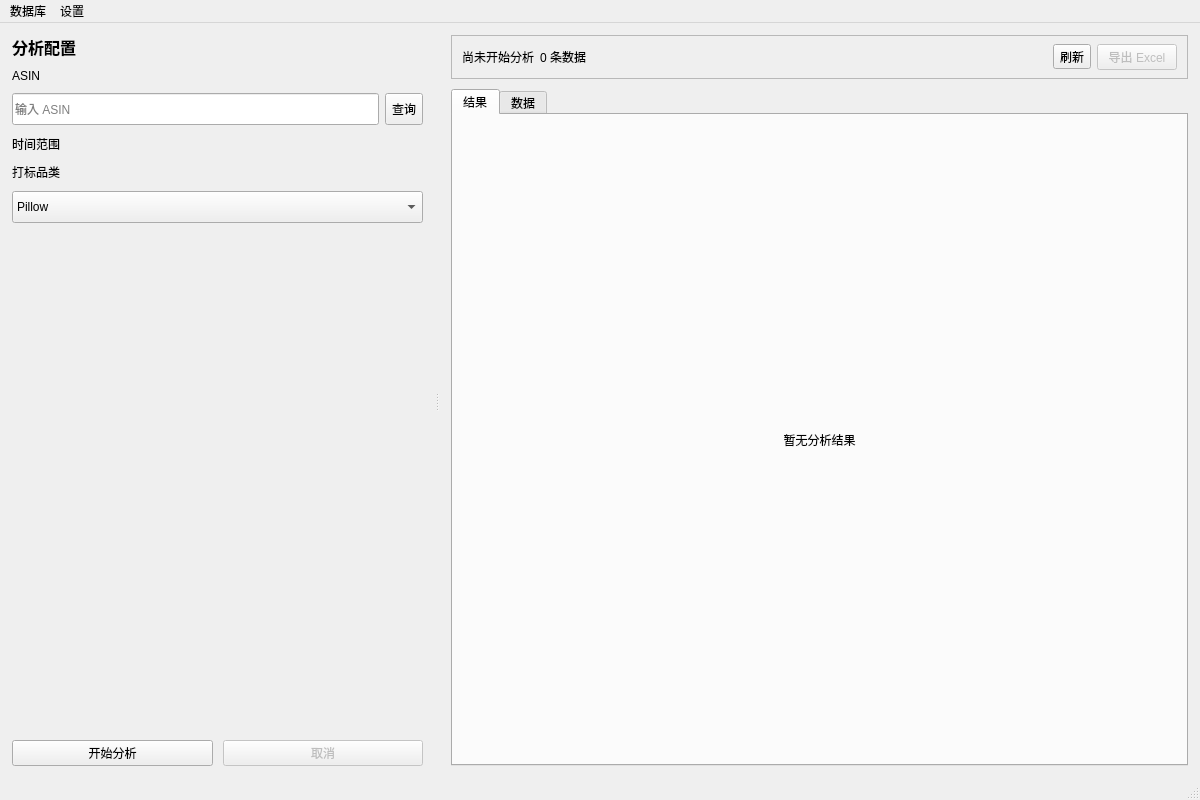
WanFengQC/Flow-Analysis, file ui/main_window.ui: the form before one commit.
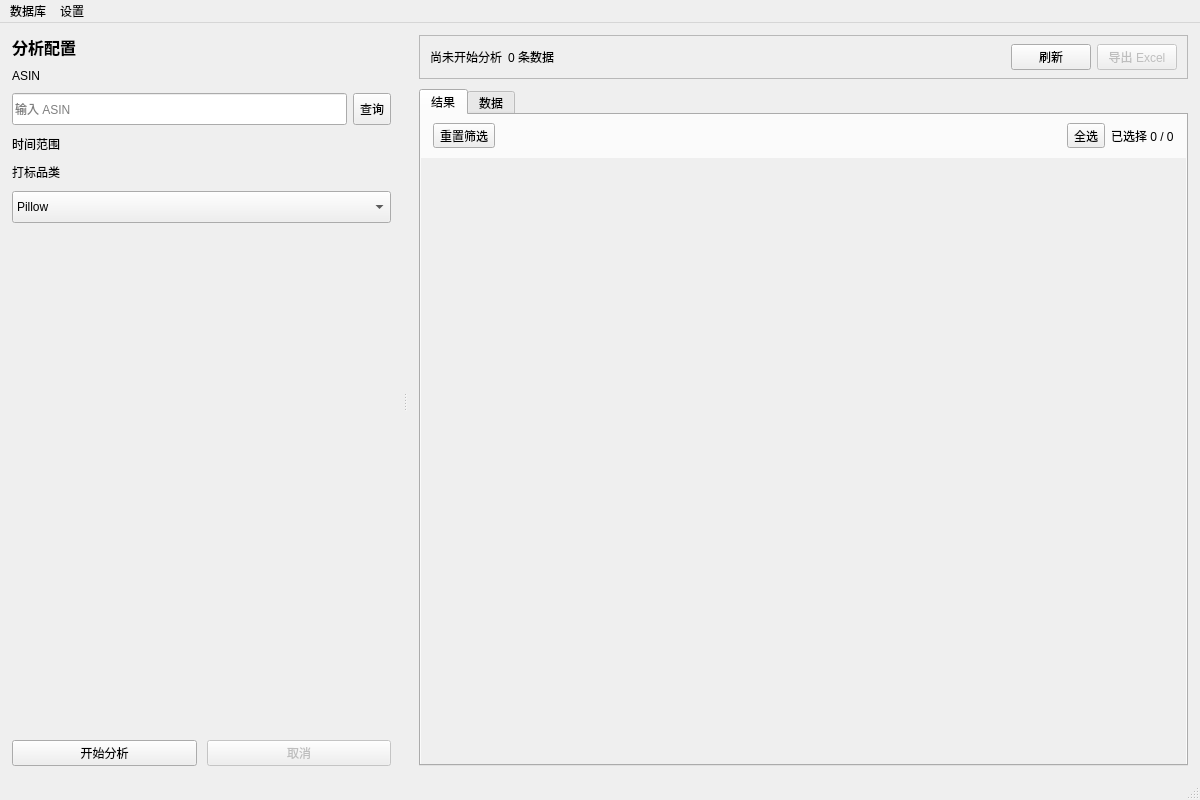
The form after the commit. The open tabs and pages were chosen to show the change.

Diff of the .ui file:
```diff
--- a/ui/main_window.ui
+++ b/ui/main_window.ui
@@ -299,7 +299,7 @@
             </spacer>
            </item>
            <item>
-            <widget class="QToolButton" name="refreshButton">
+            <widget class="QPushButton" name="refreshButton">
              <property name="text">
               <string>刷新</string>
              </property>
@@ -327,9 +327,28 @@
            <attribute name="title">
             <string>结果</string>
            </attribute>
-           <layout class="QVBoxLayout" name="overviewLayout">
+            <layout class="QVBoxLayout" name="resultTabLayout">
+             <property name="leftMargin">
+              <number>0</number>
+             </property>
+             <property name="topMargin">
+              <number>0</number>
+             </property>
+             <property name="rightMargin">
+              <number>0</number>
+             </property>
+             <property name="bottomMargin">
+              <number>0</number>
+             </property>
             <item>
-             <spacer name="overviewTopSpacer">
+              <widget class="QStackedWidget" name="relationResultStackedWidget">
+               <property name="currentIndex">
+                <number>0</number>
+               </property>
+               <widget class="QWidget" name="emptyPage">
+                <layout class="QVBoxLayout" name="emptyPageLayout">
+                 <item>
+                  <spacer name="emptyPageTopSpacer">
               <property name="orientation">
                <enum>Qt::Orientation::Vertical</enum>
               </property>
@@ -342,9 +361,15 @@
              </spacer>
             </item>
             <item>
-             <widget class="QLabel" name="resultPlaceholderLabel">
+                  <widget class="QLabel" name="relationEmptyTitleLabel">
+                   <property name="font">
+                    <font>
+                     <pointsize>12</pointsize>
+                     <bold>true</bold>
+                    </font>
+                   </property>
               <property name="text">
-               <string>暂无分析结果</string>
+                    <string>暂无关联 ASIN</string>
               </property>
               <property name="alignment">
                <set>Qt::AlignmentFlag::AlignCenter</set>
@@ -352,7 +377,17 @@
              </widget>
             </item>
             <item>
-             <spacer name="overviewBottomSpacer">
+                  <widget class="QLabel" name="relationEmptyHintLabel">
+                   <property name="text">
+                    <string>输入 ASIN 后点击查询</string>
+                   </property>
+                   <property name="alignment">
+                    <set>Qt::AlignmentFlag::AlignCenter</set>
+                   </property>
+                  </widget>
+                 </item>
+                 <item>
+                  <spacer name="emptyPageBottomSpacer">
               <property name="orientation">
                <enum>Qt::Orientation::Vertical</enum>
               </property>
@@ -363,6 +398,201 @@
                </size>
               </property>
              </spacer>
+                 </item>
+                </layout>
+               </widget>
+               <widget class="QWidget" name="loadingPage">
+                <layout class="QVBoxLayout" name="loadingPageLayout">
+                 <item>
+                  <spacer name="loadingPageTopSpacer">
+                   <property name="orientation">
+                    <enum>Qt::Orientation::Vertical</enum>
+                   </property>
+                   <property name="sizeHint" stdset="0">
+                    <size>
+                     <width>20</width>
+                     <height>40</height>
+                    </size>
+                   </property>
+                  </spacer>
+                 </item>
+                 <item>
+                  <widget class="QLabel" name="relationLoadingLabel">
+                   <property name="font">
+                    <font>
+                     <pointsize>12</pointsize>
+                     <bold>true</bold>
+                    </font>
+                   </property>
+                   <property name="text">
+                    <string>正在查询关联 ASIN...</string>
+                   </property>
+                   <property name="alignment">
+                    <set>Qt::AlignmentFlag::AlignCenter</set>
+                   </property>
+                  </widget>
+                 </item>
+                 <item>
+                  <spacer name="loadingPageBottomSpacer">
+                   <property name="orientation">
+                    <enum>Qt::Orientation::Vertical</enum>
+                   </property>
+                   <property name="sizeHint" stdset="0">
+                    <size>
+                     <width>20</width>
+                     <height>40</height>
+                    </size>
+                   </property>
+                  </spacer>
+                 </item>
+                </layout>
+               </widget>
+               <widget class="QWidget" name="resultPage">
+                <layout class="QVBoxLayout" name="resultPageLayout">
+                 <property name="leftMargin">
+                  <number>0</number>
+                 </property>
+                 <property name="topMargin">
+                  <number>0</number>
+                 </property>
+                 <property name="rightMargin">
+                  <number>0</number>
+                 </property>
+                 <property name="bottomMargin">
+                  <number>0</number>
+                 </property>
+                 <item>
+                  <widget class="QWidget" name="relationResultToolbar">
+                   <layout class="QHBoxLayout" name="relationResultToolbarLayout">
+                    <property name="leftMargin">
+                     <number>12</number>
+                    </property>
+                    <property name="topMargin">
+                     <number>8</number>
+                    </property>
+                    <property name="rightMargin">
+                     <number>12</number>
+                    </property>
+                    <property name="bottomMargin">
+                     <number>4</number>
+                    </property>
+                    <item>
+                     <widget class="QWidget" name="relationVariationFilterArea">
+                      <layout class="QHBoxLayout" name="relationVariationFilterAreaLayout">
+                       <property name="leftMargin">
+                        <number>0</number>
+                       </property>
+                       <property name="topMargin">
+                        <number>0</number>
+                       </property>
+                       <property name="rightMargin">
+                        <number>0</number>
+                       </property>
+                       <property name="bottomMargin">
+                        <number>0</number>
+                       </property>
+                       <item>
+                        <layout class="QHBoxLayout" name="relationVariationFiltersLayout">
+                         <property name="spacing">
+                          <number>8</number>
+                         </property>
+                         <property name="leftMargin">
+                          <number>0</number>
+                         </property>
+                         <property name="topMargin">
+                          <number>0</number>
+                         </property>
+                         <property name="rightMargin">
+                          <number>0</number>
+                         </property>
+                         <property name="bottomMargin">
+                          <number>0</number>
+                         </property>
+                        </layout>
+                       </item>
+                       <item>
+                        <widget class="QToolButton" name="resetRelationFiltersButton">
+                         <property name="text">
+                          <string>重置筛选</string>
+                         </property>
+                        </widget>
+                       </item>
+                      </layout>
+                     </widget>
+                    </item>
+                    <item>
+                     <spacer name="relationResultToolbarSpacer">
+                      <property name="orientation">
+                       <enum>Qt::Orientation::Horizontal</enum>
+                      </property>
+                      <property name="sizeHint" stdset="0">
+                       <size>
+                        <width>40</width>
+                        <height>20</height>
+                       </size>
+                      </property>
+                     </spacer>
+                    </item>
+                    <item>
+                     <widget class="QToolButton" name="selectVisibleRelationButton">
+                      <property name="text">
+                       <string>全选</string>
+                      </property>
+                     </widget>
+                    </item>
+                    <item>
+                     <widget class="QLabel" name="selectedRelationCountLabel">
+                      <property name="text">
+                       <string>已选择 0 / 0</string>
+                      </property>
+                     </widget>
+                    </item>
+                   </layout>
+                  </widget>
+                 </item>
+                 <item>
+                  <widget class="QScrollArea" name="relationResultScrollArea">
+                   <property name="frameShape">
+                    <enum>QFrame::Shape::NoFrame</enum>
+                   </property>
+                   <property name="widgetResizable">
+                    <bool>true</bool>
+                   </property>
+                   <widget class="QWidget" name="relationResultScrollContent">
+                    <property name="geometry">
+                     <rect>
+                      <x>0</x>
+                      <y>0</y>
+                      <width>760</width>
+                      <height>500</height>
+                     </rect>
+                    </property>
+                    <layout class="QGridLayout" name="relationProductGridLayout">
+                     <property name="horizontalSpacing">
+                      <number>12</number>
+                     </property>
+                     <property name="verticalSpacing">
+                      <number>12</number>
+                     </property>
+                     <property name="leftMargin">
+                      <number>12</number>
+                     </property>
+                     <property name="topMargin">
+                      <number>12</number>
+                     </property>
+                     <property name="rightMargin">
+                      <number>12</number>
+                     </property>
+                     <property name="bottomMargin">
+                      <number>12</number>
+                     </property>
+                    </layout>
+                   </widget>
+                  </widget>
+                 </item>
+                </layout>
+               </widget>
+              </widget>
             </item>
            </layout>
           </widget>
```
Lines whose indentation alone changed are shown as unchanged.
